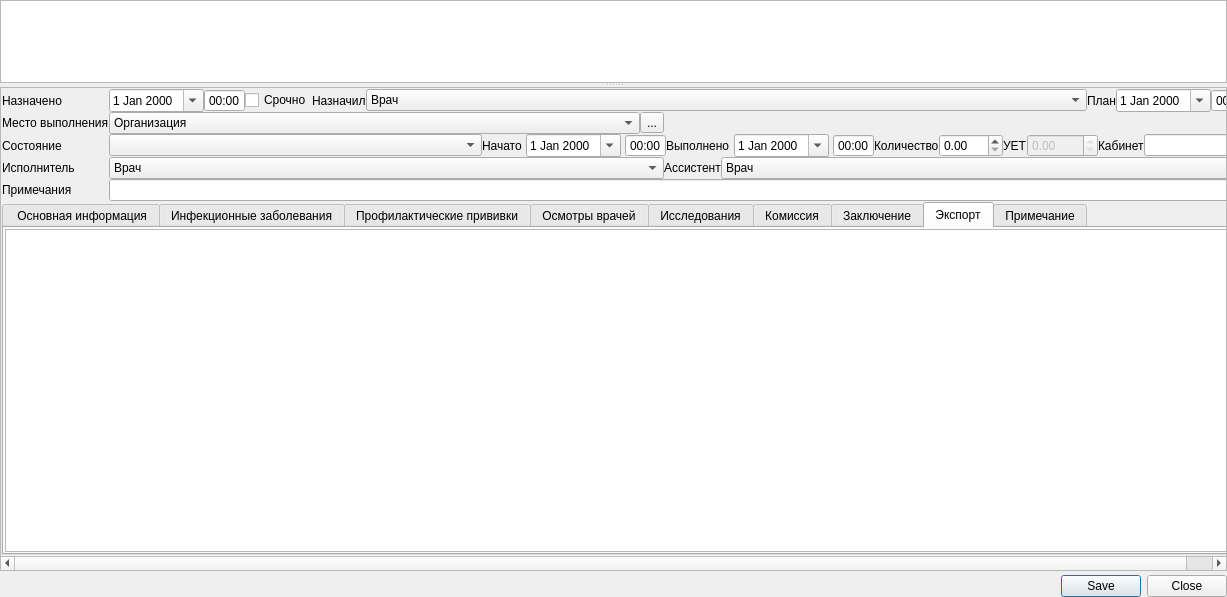
Before: the Qt Designer form F090/F090.ui in rusingineer/KPS-Samson, drawn with Qt 5.
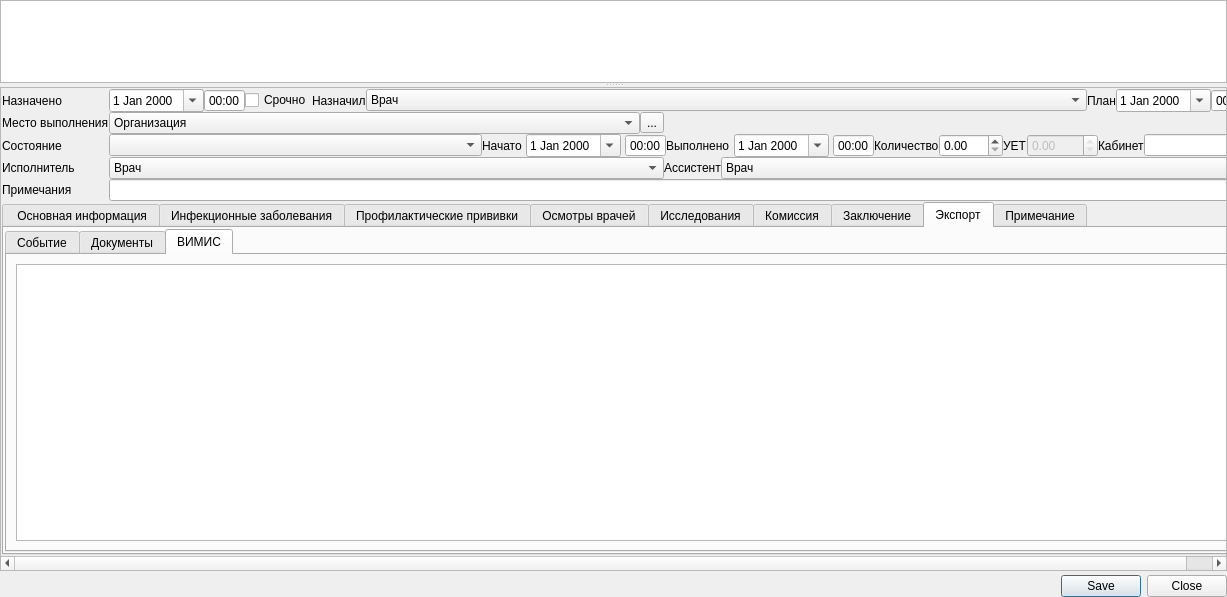
After: the same form once the commit is applied. The open tabs and pages were chosen to show the change. Custom widgets are drawn as their Qt base class.

```diff
--- a/F090/F090.ui
+++ b/F090/F090.ui
@@ -1879,7 +1879,60 @@
              <number>1</number>
             </property>
             <item row="0" column="0">
-             <widget class="CTableView" name="tblExport"/>
+             <widget class="QTabWidget" name="tabWidget_2">
+              <property name="currentIndex">
+               <number>0</number>
+              </property>
+              <widget class="QWidget" name="tab_3">
+               <attribute name="title">
+                <string>Событие</string>
+               </attribute>
+               <layout class="QHBoxLayout" name="horizontalLayout_12">
+                <item>
+                 <widget class="CInDocExportTableView" name="tblExport"/>
+                </item>
+               </layout>
+              </widget>
+              <widget class="QWidget" name="tab">
+               <attribute name="title">
+                <string>Документы</string>
+               </attribute>
+               <layout class="QHBoxLayout" name="horizontalLayout_20">
+                <item>
+                 <widget class="CInDocExportTableView" name="tblExport_FileAttach"/>
+                </item>
+               </layout>
+              </widget>
+              <widget class="QWidget" name="tab_2">
+               <attribute name="title">
+                <string>ВИМИС</string>
+               </attribute>
+               <layout class="QHBoxLayout" name="horizontalLayout_21">
+                <item>
+                 <widget class="CInDocExportTableView" name="tblExport_VIMIS">
+                  <property name="maximumSize">
+                   <size>
+                    <width>16777215</width>
+                    <height>16777215</height>
+                   </size>
+                  </property>
+                  <property name="sizeIncrement">
+                   <size>
+                    <width>0</width>
+                    <height>-1</height>
+                   </size>
+                  </property>
+                  <property name="baseSize">
+                   <size>
+                    <width>0</width>
+                    <height>-1</height>
+                   </size>
+                  </property>
+                 </widget>
+                </item>
+               </layout>
+              </widget>
+             </widget>
             </item>
            </layout>
           </widget>
@@ -1960,9 +2013,9 @@
    <header>library/InDocTable.h</header>
   </customwidget>
   <customwidget>
-   <class>CTableView</class>
+   <class>CInDocExportTableView</class>
    <extends>QTableView</extends>
-   <header>library/TableView.h</header>
+   <header location="global">library/InDocTable.h</header>
   </customwidget>
   <customwidget>
    <class>CStrComboBox</class>
@@ -2051,7 +2104,6 @@
   <tabstop>cmbInfoResult</tabstop>
   <tabstop>edtVisitDateNextResult</tabstop>
   <tabstop>edtCommentResult</tabstop>
-  <tabstop>tblExport</tabstop>
   <tabstop>edtOffice</tabstop>
   <tabstop>edtPlannedEndTime</tabstop>
   <tabstop>edtEndDate</tabstop>
```
